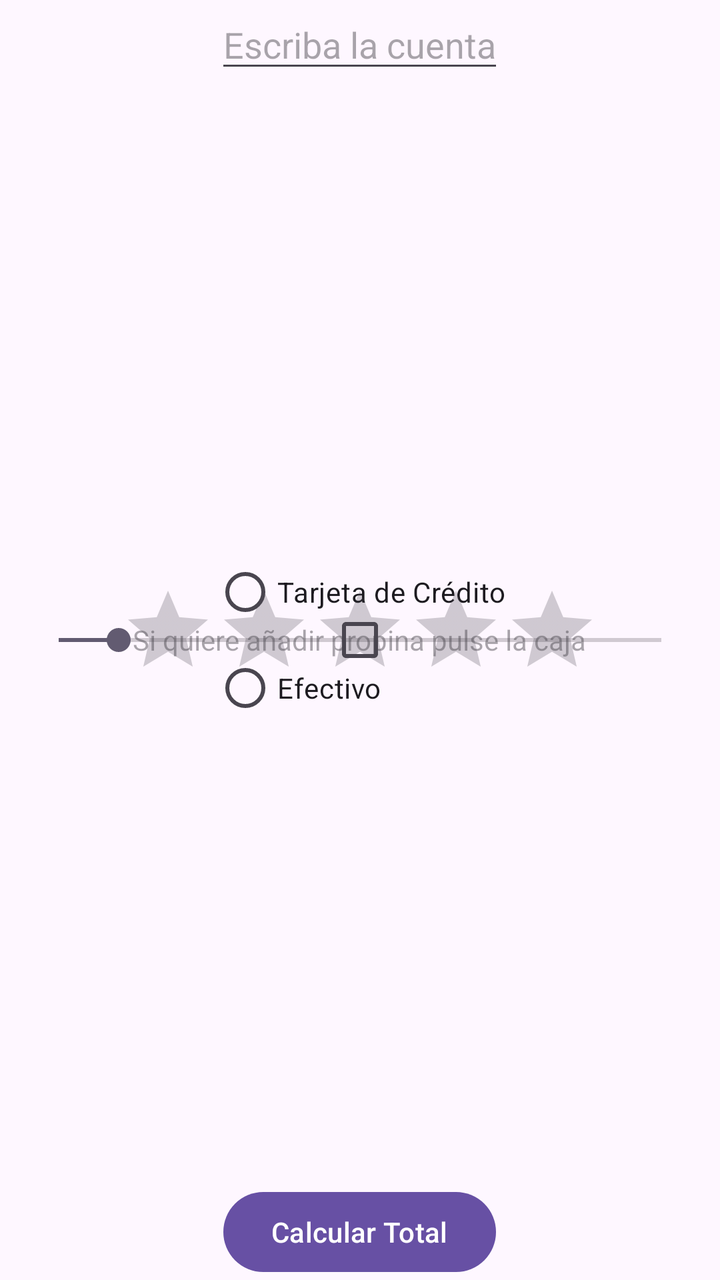
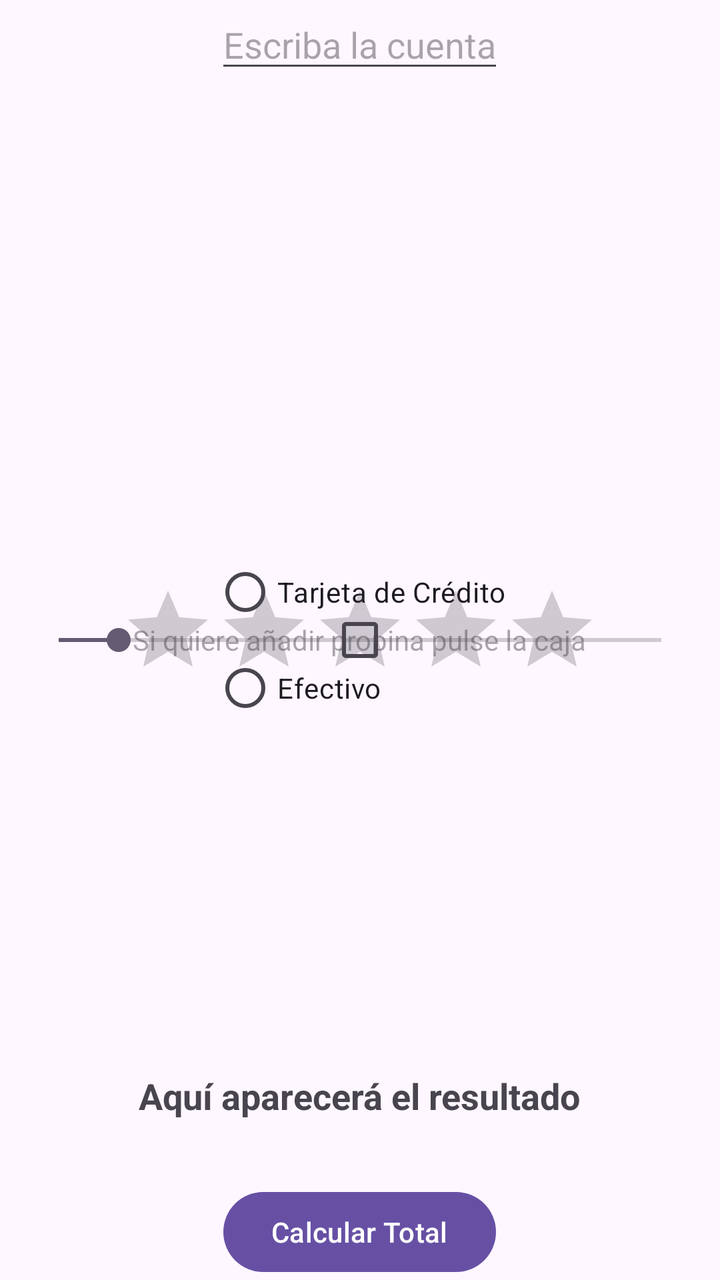

An Android layout rendered at two revisions. The XML below is the earlier revision; the diff shows what the commit changed to produce the second picture.
<!-- AndroidManifest.xml: application theme Theme.Gestio_Cuentas_Bar -->
<!-- res/layout/frame_layout.xml -->
<?xml version="1.0" encoding="utf-8"?>
<FrameLayout xmlns:android="http://schemas.android.com/apk/res/android"
    xmlns:tools="http://schemas.android.com/tools"
    android:layout_width="match_parent"
    android:layout_height="match_parent"
    android:id="@+id/frame"
    >

    <EditText
        android:layout_width="wrap_content"
        android:layout_height="wrap_content"
        android:layout_gravity="top|center_horizontal"
        android:id="@+id/textoCuenta"
        android:hint="@string/texto_cuenta"

        />

    <TextView
        android:layout_width="wrap_content"
        android:layout_height="wrap_content"
        android:layout_gravity="center|center_horizontal"
        android:id="@+id/textoPropina"
        android:hint="@string/texto_propina"
        />

    <CheckBox
        android:layout_width="wrap_content"
        android:layout_height="wrap_content"
        android:layout_gravity="center|center_horizontal"
        android:id="@+id/propina"


        />

    <SeekBar
        android:layout_width="1000px"
        android:layout_height="wrap_content"
        android:layout_gravity="center|center_horizontal"
        android:id="@+id/barraPropina"
        android:max="100"
        android:progress="10"
        />

    <TextView
        android:layout_width="wrap_content"
        android:layout_height="wrap_content"
        android:layout_gravity="center|center_horizontal"
        android:id="@+id/textoPorcentaje"

        />


    <RadioGroup
        android:layout_width="wrap_content"
        android:layout_height="wrap_content"
        android:id="@+id/radioGroup"
        tools:ignore="ExtraText"
        android:layout_gravity="center|center_horizontal"

        >
            <RadioButton
                android:layout_width="wrap_content"
                android:layout_height="wrap_content"
                android:id="@+id/tarjeta"
                android:text="@string/tarjeta"

                />

            <RadioButton
                android:layout_width="wrap_content"
                android:layout_height="wrap_content"
                android:id="@+id/efectivo"
                android:text="@string/efectivo"

                />

    </RadioGroup>

    <RatingBar
        android:layout_width="wrap_content"
        android:layout_height="wrap_content"
        android:id="@+id/ratingBarra"
        android:numStars="5"
        android:stepSize="0.5"
        android:rating="0"
        android:layout_gravity="center|center_horizontal"

        />

    <Button
        android:layout_width="wrap_content"
        android:layout_height="wrap_content"
        android:id="@+id/calculoTotal"
        android:text="@string/calcular_total"
        android:layout_gravity="bottom|center_horizontal"
        />


</FrameLayout>
<!-- resources referenced by this layout -->
<resources>
  <string name="calcular_total">Calcular Total</string>
  <string name="efectivo">Efectivo</string>
  <string name="tarjeta">Tarjeta de Crédito</string>
  <string name="texto_cuenta">Escriba la cuenta</string>
  <string name="texto_propina">Si quiere añadir propina pulse la caja</string>
  <style name="Theme.Gestio_Cuentas_Bar" parent="Base.Theme.Gestio_Cuentas_Bar" />
  <style name="Base.Theme.Gestio_Cuentas_Bar" parent="Theme.Material3.DayNight.NoActionBar">
          
          
      </style>
</resources>

<!-- the commit's change to res/layout/frame_layout.xml (unified diff, before → after) -->
@@ -95,5 +95,15 @@
         android:layout_gravity="bottom|center_horizontal"
         />
 
+    <TextView
+        android:layout_width="wrap_content"
+        android:layout_height="wrap_content"
+        android:id="@+id/textoTotal"
+        android:text="Aquí aparecerá el resultado"
+        android:textSize="18sp"
+        android:textStyle="bold"
+        android:gravity="center"
+        android:layout_gravity="bottom|center_horizontal"
+        android:layout_marginBottom="80dp"/>
 
 </FrameLayout>
